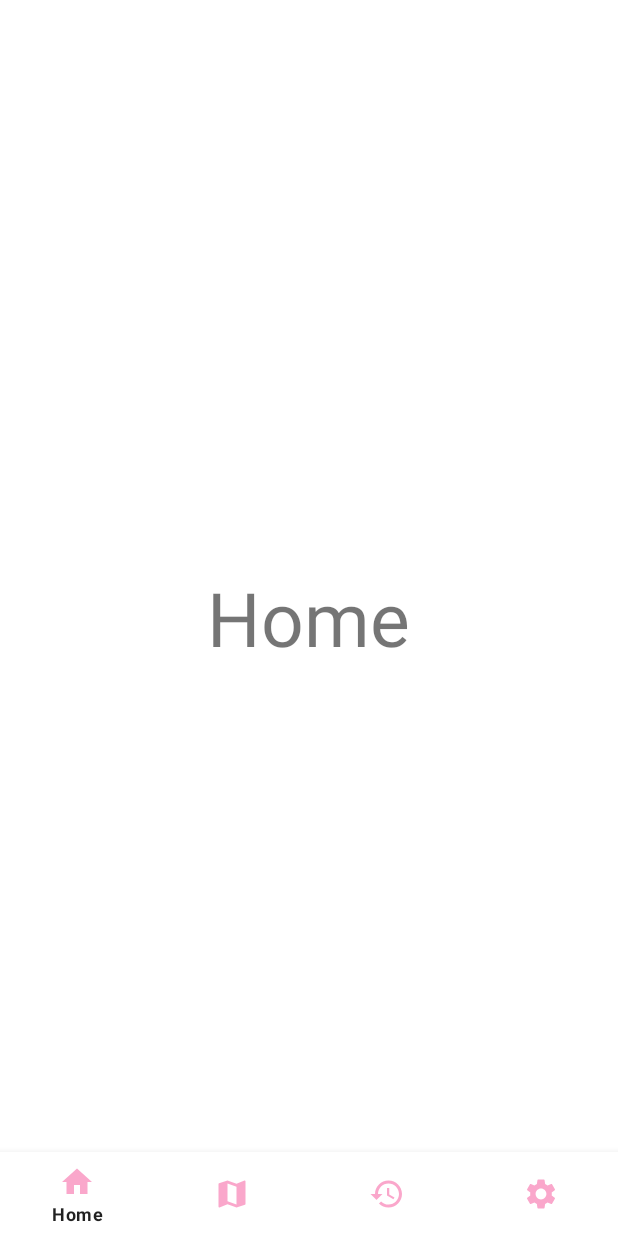
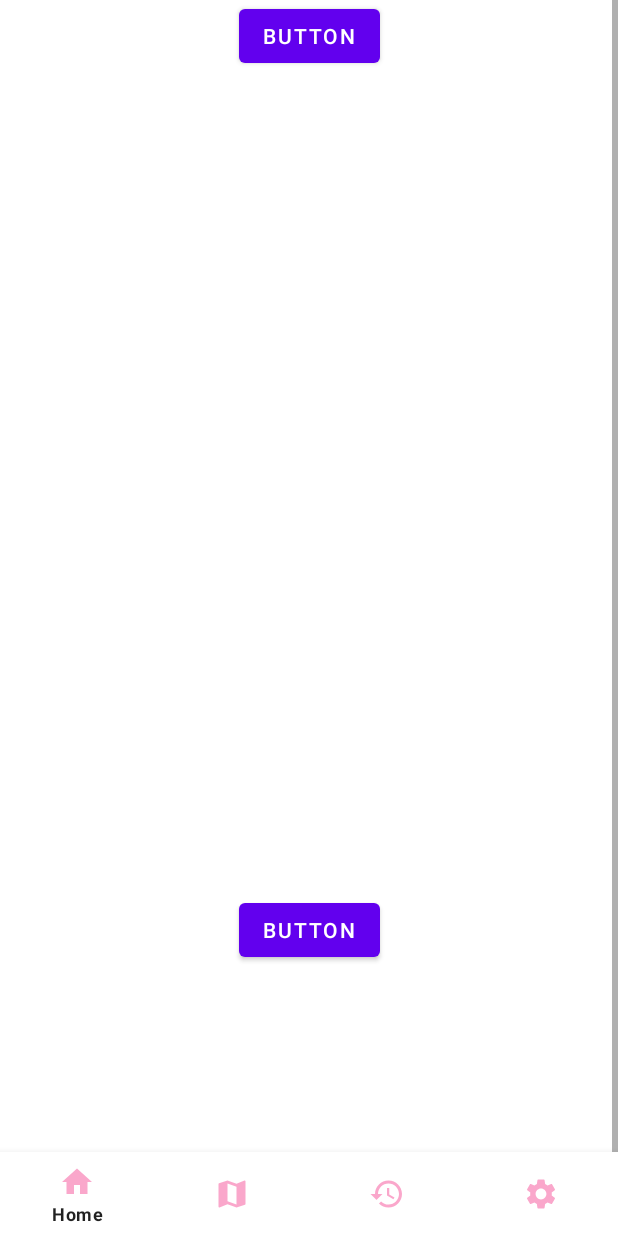
Before and after one commit to ivanbumbuc/YourSafetyAndroid, an Android app: the HomeFragment screen opened directly, with no data from a screen before it, on a phone screen of 412 x 824 dp. Run offline under Robolectric (Android 15) with nearby library versions, the phone set to English and light mode, and no system bars.

Commit message:
Second Commit

```diff
--- a/app/src/main/java/com/example/yoursafetyandroid/menu/LocationFragment.java
+++ b/app/src/main/java/com/example/yoursafetyandroid/menu/LocationFragment.java
@@ -17,50 +17,11 @@ import com.example.yoursafetyandroid.R;
  */
 public class LocationFragment extends Fragment {
 
-    // TODO: Rename parameter arguments, choose names that match
-    // the fragment initialization parameters, e.g. ARG_ITEM_NUMBER
-    private static final String ARG_PARAM1 = "param1";
-    private static final String ARG_PARAM2 = "param2";
 
-    // TODO: Rename and change types of parameters
-    private String mParam1;
-    private String mParam2;
-
-    public LocationFragment() {
-        // Required empty public constructor
-    }
-
-    /**
-     * Use this factory method to create a new instance of
-     * this fragment using the provided parameters.
-     *
-     * @param param1 Parameter 1.
-     * @param param2 Parameter 2.
-     * @return A new instance of fragment LocationFragment.
-     */
-    // TODO: Rename and change types and number of parameters
-    public static LocationFragment newInstance(String param1, String param2) {
-        LocationFragment fragment = new LocationFragment();
-        Bundle args = new Bundle();
-        args.putString(ARG_PARAM1, param1);
-        args.putString(ARG_PARAM2, param2);
-        fragment.setArguments(args);
-        return fragment;
-    }
 
     @Override
     public void onCreate(Bundle savedInstanceState) {
         super.onCreate(savedInstanceState);
-        if (getArguments() != null) {
-            mParam1 = getArguments().getString(ARG_PARAM1);
-            mParam2 = getArguments().getString(ARG_PARAM2);
+
         }
     }
-
-    @Override
-    public View onCreateView(LayoutInflater inflater, ViewGroup container,
-                             Bundle savedInstanceState) {
-        // Inflate the layout for this fragment
-        return inflater.inflate(R.layout.fragment_location, container, false);
-    }
-}
--- a/app/src/main/res/layout/fragment_home.xml
+++ b/app/src/main/res/layout/fragment_home.xml
@@ -1,15 +1,51 @@
 <?xml version="1.0" encoding="utf-8"?>
-<RelativeLayout xmlns:android="http://schemas.android.com/apk/res/android"
+<androidx.constraintlayout.widget.ConstraintLayout xmlns:android="http://schemas.android.com/apk/res/android"
+    xmlns:app="http://schemas.android.com/apk/res-auto"
     xmlns:tools="http://schemas.android.com/tools"
     android:layout_width="match_parent"
     android:layout_height="match_parent"
     tools:context=".menu.HomeFragment">
 
-    <TextView
-        android:layout_width="wrap_content"
-        android:layout_height="wrap_content"
-        android:layout_centerInParent="true"
-        android:text="Home"
-        android:textSize="50dp" />
 
-</RelativeLayout>
+    <ScrollView
+        android:layout_width="match_parent"
+        android:layout_height="match_parent"
+        tools:layout_editor_absoluteX="0dp"
+        tools:layout_editor_absoluteY="102dp">
+
+        <androidx.constraintlayout.widget.ConstraintLayout
+            android:layout_width="match_parent"
+            android:layout_height="wrap_content"
+            android:orientation="vertical">
+
+
+            <Button
+                android:id="@+id/button9"
+                android:layout_width="wrap_content"
+                android:layout_height="wrap_content"
+                android:text="Button"
+                app:layout_constraintEnd_toEndOf="parent"
+                app:layout_constraintStart_toStartOf="parent"
+                app:layout_constraintTop_toTopOf="parent" />
+
+            <Button
+                android:id="@+id/button10"
+                android:layout_width="wrap_content"
+                android:layout_height="wrap_content"
+                android:layout_marginTop="548dp"
+                android:text="Button"
+                app:layout_constraintEnd_toEndOf="parent"
+                app:layout_constraintStart_toStartOf="parent"
+                app:layout_constraintTop_toBottomOf="@+id/button9" />
+
+            <Button
+                android:id="@+id/button11"
+                android:layout_width="wrap_content"
+                android:layout_height="wrap_content"
+                android:layout_marginTop="172dp"
+                android:text="Button"
+                app:layout_constraintTop_toBottomOf="@+id/button10"
+                tools:layout_editor_absoluteX="170dp" />
+        </androidx.constraintlayout.widget.ConstraintLayout>
+    </ScrollView>
+</androidx.constraintlayout.widget.ConstraintLayout>
```
